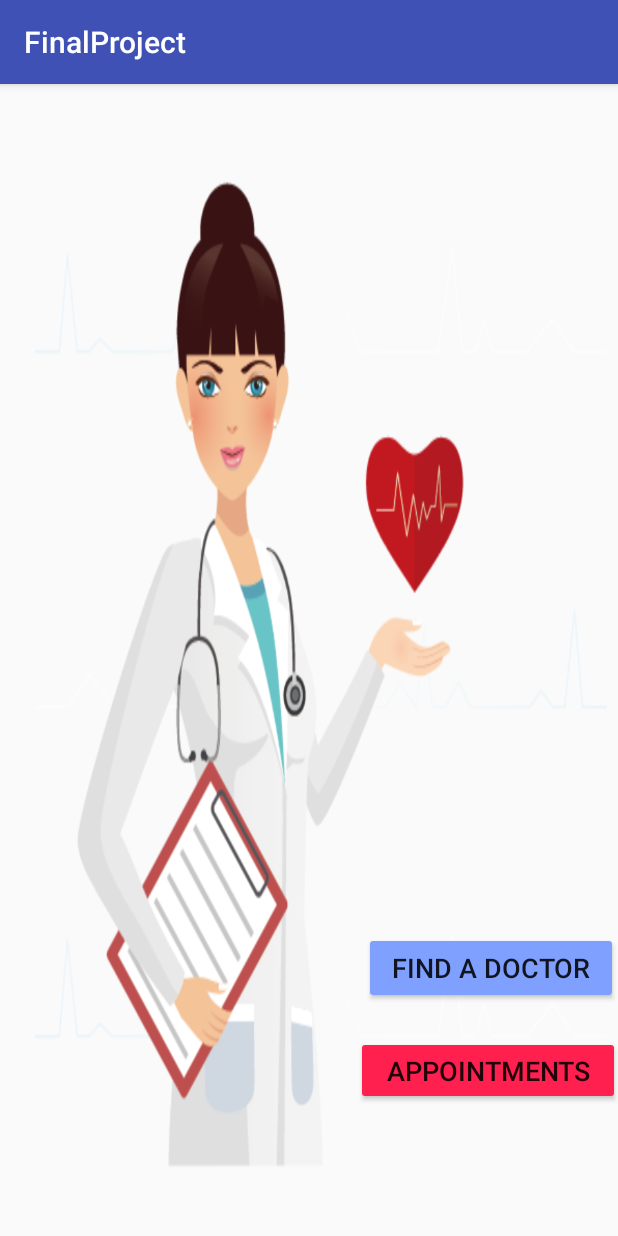
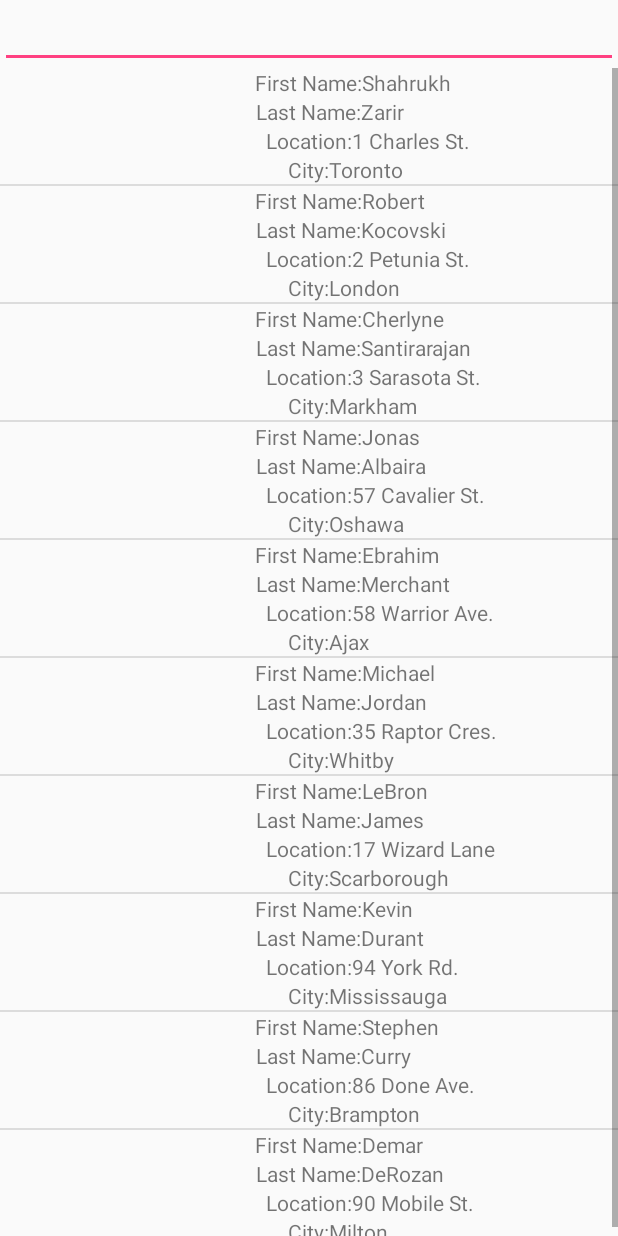
Before and after one commit to robertk217/sofe4640-final-project, an Android app: the screen it shows after launch (MainActivity before the commit, SearchDoctor after it), after a tap on "FIND A DOCTOR", on a phone screen of 412 x 824 dp. Run offline under Robolectric (Android 15) with nearby library versions, the phone set to English and light mode, and no system bars.

Commit message:
new files

```diff
--- /dev/null
+++ b/app/src/main/java/com/example/a100536625/finalproject/Doctor.java
@@ -0,0 +1,35 @@
+package com.example.a100536625.finalproject;
+
+/**
+ * Created by shahrukhzarir on 2017-12-11.
+ */
+
+public class Doctor {
+    private String firstName;
+    private String lastName;
+    private String location;
+    private String city;
+
+    public Doctor(String firstName, String lastName, String location, String city) {
+        this.firstName = firstName;
+        this.lastName = lastName;
+        this.location = location;
+        this.city = city;
+    }
+
+    public String getFirstName() {
+        return this.firstName;
+    }
+
+    public String getLastName() {
+        return this.lastName;
+    }
+
+    public String getLocation() {
+        return this.location;
+    }
+
+    public String getCity() {
+        return this.city;
+    }
+}
--- /dev/null
+++ b/app/src/main/java/com/example/a100536625/finalproject/DoctorListViewAdapter.java
@@ -0,0 +1,122 @@
+package com.example.a100536625.finalproject;
+
+/**
+ * Created by shahrukhzarir on 2017-12-11.
+ */
+
+import java.util.ArrayList;
+import java.util.List;
+import java.util.Locale;
+
+import android.content.Context;
+import android.content.Intent;
+import android.view.LayoutInflater;
+import android.view.View;
+import android.view.ViewGroup;
+import android.widget.BaseAdapter;
+import android.widget.TextView;
+import android.view.View.OnClickListener;
+
+public class DoctorListViewAdapter extends BaseAdapter {
+
+    // Declare Variables
+    Context mContext;
+    LayoutInflater inflater;
+    private List<Doctor> doctorlist = null;
+    private ArrayList<Doctor> arraylist;
+
+    public DoctorListViewAdapter(Context context, List<Doctor> doctorlist) {
+        mContext = context;
+        this.doctorlist = doctorlist;
+        inflater = LayoutInflater.from(mContext);
+        this.arraylist = new ArrayList<Doctor>();
+        this.arraylist.addAll(doctorlist);
+    }
+
+    public class ViewHolder {
+        TextView firstName;
+        TextView lastName;
+        TextView location;
+        TextView city;
+    }
+
+    @Override
+    public int getCount() {
+        return doctorlist.size();
+    }
+
+    @Override
+    public Doctor getItem(int position) {
+        return doctorlist.get(position);
+    }
+
+    @Override
+    public long getItemId(int position) {
+        return position;
+    }
+
+    public View getView(final int position, View view, ViewGroup parent) {
+        final ViewHolder holder;
+        if (view == null) {
+            holder = new ViewHolder();
+            view = inflater.inflate(R.layout.listview_item, null);
+            // Locate the TextViews in listview_item.xml
+            holder.firstName = (TextView) view.findViewById(R.id.first_name);
+            holder.lastName = (TextView) view.findViewById(R.id.last_name);
+            holder.location = (TextView) view.findViewById(R.id.location);
+            holder.city = (TextView) view.findViewById(R.id.city);
+            view.setTag(holder);
+        } else {
+            holder = (ViewHolder) view.getTag();
+        }
+        // Set the results into TextViews
+        holder.firstName.setText(doctorlist.get(position).getFirstName());
+        holder.lastName.setText(doctorlist.get(position).getLastName());
+        holder.location.setText(doctorlist.get(position).getLocation());
+        holder.city.setText(doctorlist.get(position).getCity());
+
+        // Listen for ListView Item Click
+        view.setOnClickListener(new OnClickListener() {
+
+            @Override
+            public void onClick(View arg0) {
+                // Send single item click data to SingleItemView Class
+                Intent intent = new Intent(mContext, SingleDoctorView.class);
+                // Pass all data first name
+                intent.putExtra("firstName",(doctorlist.get(position).getFirstName()));
+                // Pass all data last name
+                intent.putExtra("lastName",(doctorlist.get(position).getLastName()));
+                // Pass all data location
+                intent.putExtra("location",(doctorlist.get(position).getLocation()));
+                // Pass all data city
+                intent.putExtra("city",(doctorlist.get(position).getCity()));
+                // Pass all data flag
+                // Start SingleItemView Class
+                mContext.startActivity(intent);
+            }
+        });
+
+        return view;
+    }
+
+    // Filter Class
+    public void filter(String charText) {
+        charText = charText.toLowerCase(Locale.getDefault());
+        doctorlist.clear();
+        if (charText.length() == 0) {
+            doctorlist.addAll(arraylist);
+        }
+        else
+        {
+            for (Doctor wp : arraylist)
+            {
+                if (wp.getLastName().toLowerCase(Locale.getDefault()).contains(charText))
+                {
+                    doctorlist.add(wp);
+                }
+            }
+        }
+        notifyDataSetChanged();
+    }
+
+}
--- a/app/src/main/java/com/example/a100536625/finalproject/MainActivity.java
+++ b/app/src/main/java/com/example/a100536625/finalproject/MainActivity.java
@@ -20,8 +20,8 @@ public class MainActivity extends AppCompatActivity {
 
     }
 public void onSearch(View v) {
-    //Intent intent = new Intent(this, SearchActivity.class);
-    //startActivity(intent);
+    Intent intent = new Intent(this, SearchDoctor.class);
+    startActivity(intent);
 }
 
 public void onAppt(View v) {
--- /dev/null
+++ b/app/src/main/java/com/example/a100536625/finalproject/SearchDoctor.java
@@ -0,0 +1,97 @@
+package com.example.a100536625.finalproject;
+
+import java.util.ArrayList;
+import java.util.Locale;
+
+import android.os.Bundle;
+import android.app.Activity;
+import android.text.Editable;
+import android.text.TextWatcher;
+import android.view.Menu;
+import android.widget.EditText;
+import android.widget.ListView;
+
+public class SearchDoctor extends Activity {
+
+    // Declare Variables
+    ListView list;
+    DoctorListViewAdapter adapter;
+    EditText editsearch;
+    String[] firstName;
+    String[] lastName;
+    String[] location;
+    String[] city;
+    ArrayList<Doctor> arraylist = new ArrayList<Doctor>();
+
+    @Override
+    public void onCreate(Bundle savedInstanceState) {
+        super.onCreate(savedInstanceState);
+        setContentView(R.layout.listview_main);
+
+        // Generate sample data
+        firstName = new String[] { "Shahrukh", "Robert", "Cherlyne", "Jonas", "Ebrahim", "Michael",
+                "LeBron", "Kevin", "Stephen", "Demar" };
+
+        lastName = new String[] { "Zarir", "Kocovski", "Santirarajan",
+                "Albaira", "Merchant", "Jordan", "James", "Durant",
+                "Curry", "DeRozan" };
+
+        location = new String[] { "1 Charles St.", "2 Petunia St.",
+                "3 Sarasota St.", "57 Cavalier St.", "58 Warrior Ave.", "35 Raptor Cres.",
+                "17 Wizard Lane", "94 York Rd.", "86 Done Ave.", "90 Mobile St." };
+
+        city = new String[] { "Toronto", "London",
+                "Markham", "Oshawa", "Ajax", "Whitby",
+                "Scarborough", "Mississauga", "Brampton", "Milton" };
+
+        // Locate the ListView in listview_main.xml
+        list = (ListView) findViewById(R.id.listview);
+
+        for (int i = 0; i < firstName.length; i++)
+        {
+            Doctor wp = new Doctor(firstName[i], lastName[i],
+                    location[i], city[i]);
+            // Binds all strings into an array
+            arraylist.add(wp);
+        }
+
+        // Pass results to ListViewAdapter Class
+        adapter = new DoctorListViewAdapter(this, arraylist);
+
+        // Binds the Adapter to the ListView
+        list.setAdapter(adapter);
+
+        // Locate the EditText in listview_main.xml
+        editsearch = (EditText) findViewById(R.id.search);
+
+        // Capture Text in EditText
+        editsearch.addTextChangedListener(new TextWatcher() {
+
+            @Override
+            public void afterTextChanged(Editable arg0) {
+                // TODO Auto-generated method stub
+                String text = editsearch.getText().toString().toLowerCase(Locale.getDefault());
+                adapter.filter(text);
+            }
+
+            @Override
+            public void beforeTextChanged(CharSequence arg0, int arg1,
+                                          int arg2, int arg3) {
+                // TODO Auto-generated method stub
+            }
+
+            @Override
+            public void onTextChanged(CharSequence arg0, int arg1, int arg2,
+                                      int arg3) {
+                // TODO Auto-generated method stub
+            }
+        });
+    }
+
+    // Not using options menu in this tutorial
+   // @Override
+    //public boolean onCreateOptionsMenu(Menu menu) {
+       // getMenuInflater().inflate(R.menu.activity_search, menu);
+      //  return true;
+  //  }
+}
--- /dev/null
+++ b/app/src/main/res/layout/listview_item.xml
@@ -0,0 +1,68 @@
+<?xml version="1.0" encoding="utf-8"?>
+<RelativeLayout xmlns:android="http://schemas.android.com/apk/res/android"
+    android:layout_width="fill_parent"
+    android:layout_height="fill_parent" >
+
+    <TextView
+        android:id="@+id/first_name_label"
+        android:layout_width="wrap_content"
+        android:layout_height="wrap_content"
+        android:layout_centerHorizontal="true"
+        android:text="@string/first_name_label" />
+
+    <TextView
+        android:id="@+id/first_name"
+        android:layout_width="wrap_content"
+        android:layout_height="wrap_content"
+        android:layout_centerHorizontal="true"
+        android:layout_toRightOf="@+id/first_name_label" />
+
+    <TextView
+        android:id="@+id/last_name_label"
+        android:layout_width="wrap_content"
+        android:layout_height="wrap_content"
+        android:layout_centerHorizontal="true"
+        android:layout_below="@+id/first_name_label"
+        android:text="@string/last_name_label" />
+
+    <TextView
+        android:id="@+id/last_name"
+        android:layout_width="wrap_content"
+        android:layout_height="wrap_content"
+        android:layout_centerHorizontal="true"
+        android:layout_below="@+id/first_name"
+        android:layout_toRightOf="@+id/last_name_label" />
+
+    <TextView
+        android:id="@+id/location_label"
+        android:layout_width="wrap_content"
+        android:layout_height="wrap_content"
+        android:layout_centerHorizontal="true"
+        android:layout_below="@+id/last_name_label"
+        android:text="@string/location_label" />
+
+    <TextView
+        android:id="@+id/location"
+        android:layout_width="wrap_content"
+        android:layout_height="wrap_content"
+        android:layout_centerHorizontal="true"
+        android:layout_below="@+id/last_name"
+        android:layout_toRightOf="@+id/location_label" />
+
+    <TextView
+        android:id="@+id/city_label"
+        android:layout_width="wrap_content"
+        android:layout_height="wrap_content"
+        android:layout_centerHorizontal="true"
+        android:layout_below="@+id/location_label"
+        android:text="@string/city_label" />
+
+    <TextView
+        android:id="@+id/city"
+        android:layout_width="wrap_content"
+        android:layout_height="wrap_content"
+        android:layout_centerHorizontal="true"
+        android:layout_below="@+id/location"
+        android:layout_toRightOf="@+id/city_label" />
+
+</RelativeLayout>
--- /dev/null
+++ b/app/src/main/res/layout/listview_main.xml
@@ -0,0 +1,19 @@
+<?xml version="1.0" encoding="utf-8"?>
+<RelativeLayout xmlns:android="http://schemas.android.com/apk/res/android"
+    android:layout_width="fill_parent"
+    android:layout_height="fill_parent" >
+
+    <EditText
+        android:id="@+id/search"
+        android:layout_width="fill_parent"
+        android:layout_height="wrap_content" >
+
+        <requestFocus />
+    </EditText>
+
+    <ListView
+        android:id="@+id/listview"
+        android:layout_width="fill_parent"
+        android:layout_height="fill_parent"
+        android:layout_below="@+id/search" />
+</RelativeLayout>
--- a/app/src/main/res/values/strings.xml
+++ b/app/src/main/res/values/strings.xml
@@ -1,3 +1,7 @@
 <resources>
-    <string name="app_name">FinalProject</string>
+    <string name="app_name">Doc App</string>
+    <string name="first_name_label">First Name: </string>
+    <string name="last_name_label">Last Name: </string>
+    <string name="location_label">Location: </string>
+    <string name="city_label">City: </string>
 </resources>
--- a/build.gradle
+++ b/build.gradle
@@ -5,7 +5,7 @@ buildscript {
         jcenter()
     }
     dependencies {
-        classpath 'com.android.tools.build:gradle:2.3.3'
+        classpath 'com.android.tools.build:gradle:3.0.1'
 
         // NOTE: Do not place your application dependencies here; they belong
         // in the individual module build.gradle files
```
Also changed, not shown: app/src/main/AndroidManifest.xml (+5 -5 lines), app/src/main/java/com/example/a100536625/finalproject/EditAppointmentActivity.java (+12 -0 lines), app/src/main/java/com/example/a100536625/finalproject/SingleDoctorView.java (added, +58 -0 lines), app/src/main/res/layout/activity_search.xml (added, +9 -0 lines), app/src/main/res/layout/activity_single_item_view.xml (added, +79 -0 lines), gradle/wrapper/gradle-wrapper.properties.
